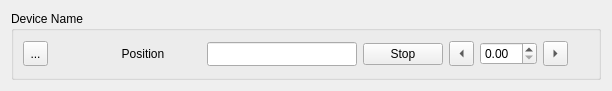
Qt form bec_widgets/widgets/control/device_control/positioner_box/positioner_control_line/positioner_control_line.ui (bec-project/bec_widgets) before a commit.
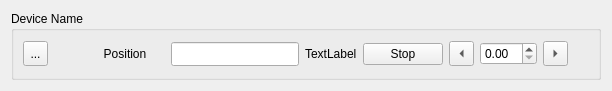
The same form after that commit. Custom widgets are drawn as their Qt base class.

Commit message: feat(positioner_box): add units QLabel to device UI components and update visibility logic

The edit to the form file:
```diff
--- a/bec_widgets/widgets/control/device_control/positioner_box/positioner_control_line/positioner_control_line.ui
+++ b/bec_widgets/widgets/control/device_control/positioner_box/positioner_control_line/positioner_control_line.ui
@@ -116,6 +116,13 @@
           </property>
          </widget>
         </item>
+        <item>
+         <widget class="QLabel" name="units">
+          <property name="text">
+           <string>TextLabel</string>
+          </property>
+         </widget>
+        </item>
        </layout>
       </item>
       <item>
@@ -218,16 +225,16 @@
   </layout>
  </widget>
  <customwidgets>
-  <customwidget>
-   <class>SpinnerWidget</class>
-   <extends>QWidget</extends>
-   <header>spinner_widget</header>
-  </customwidget>
   <customwidget>
    <class>PositionIndicator</class>
    <extends>QWidget</extends>
    <header>position_indicator</header>
   </customwidget>
+  <customwidget>
+   <class>SpinnerWidget</class>
+   <extends>QWidget</extends>
+   <header>spinner_widget</header>
+  </customwidget>
  </customwidgets>
  <resources/>
  <connections/>
```
The commit also changes 5 other files.
